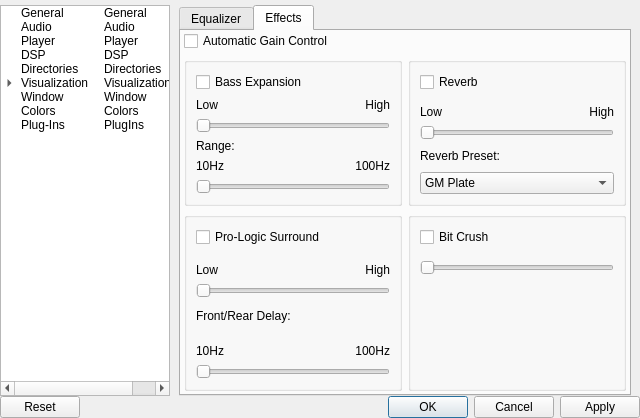
Qt form ui/SetupWindow.ui (ModPlugPlayer/ModPlugPlayer) before a commit.
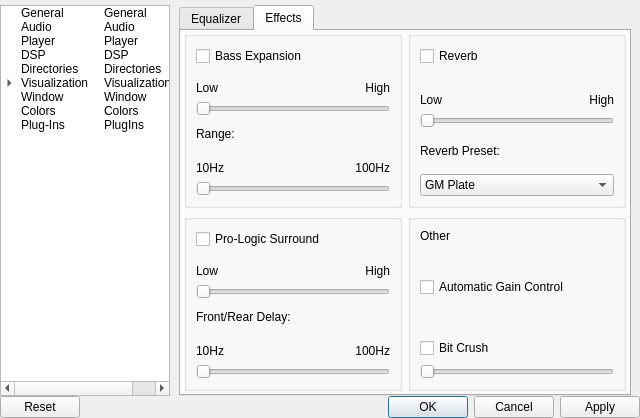
The same form after that commit. The open tabs and pages were chosen to show the change. Icons and pictures are not drawn. Custom widgets are drawn as their Qt base class.

The edit to the form file:
```diff
--- a/ui/SetupWindow.ui
+++ b/ui/SetupWindow.ui
@@ -1217,47 +1217,44 @@
                  </layout>
                 </widget>
                </item>
-               <item row="0" column="0" colspan="2">
-                <widget class="QCheckBox" name="checkBox_14">
-                 <property name="text">
-                  <string>Automatic Gain Control</string>
-                 </property>
-                </widget>
-               </item>
                <item row="3" column="1">
                 <widget class="QGroupBox" name="groupBox_11">
                  <property name="title">
                   <string/>
                  </property>
                  <layout class="QGridLayout" name="gridLayout_33">
-                  <item row="2" column="0" colspan="2">
+                  <item row="1" column="0">
+                   <widget class="QCheckBox" name="checkBox_14">
+                    <property name="text">
+                     <string>Automatic Gain Control</string>
+                    </property>
+                   </widget>
+                  </item>
+                  <item row="4" column="0" colspan="2">
                    <widget class="QSlider" name="horizontalSlider_15">
                     <property name="orientation">
                      <enum>Qt::Horizontal</enum>
                     </property>
                    </widget>
                   </item>
-                  <item row="3" column="0">
-                   <spacer name="verticalSpacer_13">
-                    <property name="orientation">
-                     <enum>Qt::Vertical</enum>
-                    </property>
-                    <property name="sizeHint" stdset="0">
-                     <size>
-                      <width>20</width>
-                      <height>40</height>
-                     </size>
-                    </property>
-                   </spacer>
-                  </item>
-                  <item row="0" column="0" colspan="2">
+                  <item row="3" column="0" colspan="2">
                    <widget class="QCheckBox" name="checkBox_16">
                     <property name="text">
                      <string>Bit Crush</string>
                     </property>
                    </widget>
                   </item>
-                  <item row="1" column="0">
+                  <item row="0" column="0">
+                   <widget class="QLabel" name="label_77">
+                    <property name="text">
+                     <string>Other</string>
+                    </property>
+                    <property name="alignment">
+                     <set>Qt::AlignLeading|Qt::AlignLeft|Qt::AlignTop</set>
+                    </property>
+                   </widget>
+                  </item>
+                  <item row="2" column="0">
                    <spacer name="verticalSpacer_14">
                     <property name="orientation">
                      <enum>Qt::Vertical</enum>
@@ -1268,7 +1265,7 @@
                     <property name="sizeHint" stdset="0">
                      <size>
                       <width>20</width>
-                      <height>7</height>
+                      <height>35</height>
                      </size>
                     </property>
                    </spacer>
```
Left out of the diff: 2 changed lines with no effect on the pictures.
